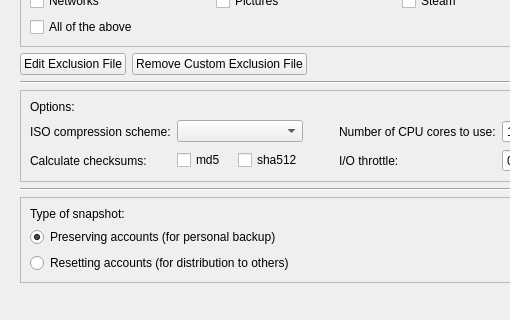
The window that src/mainwindow.ui (AdrianTM/mx-snapshot) describes before a commit, drawn with Qt 5; both pictures show x 0 to 510 and y 146 to 466 of the 984 by 565 pixel window.
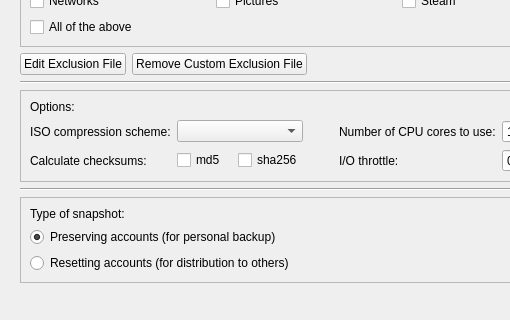
The same window after the commit. Icons and pictures are not drawn.

What changed in the file:
```diff
--- a/src/mainwindow.ui
+++ b/src/mainwindow.ui
@@ -493,7 +493,7 @@
           <item row="3" column="3">
            <widget class="QCheckBox" name="checkSha512">
             <property name="text">
-             <string>sha512</string>
+             <string notr="true">sha256</string>
             </property>
            </widget>
           </item>
```
Left out of the diff: 2 changed lines with no effect on the pictures.
